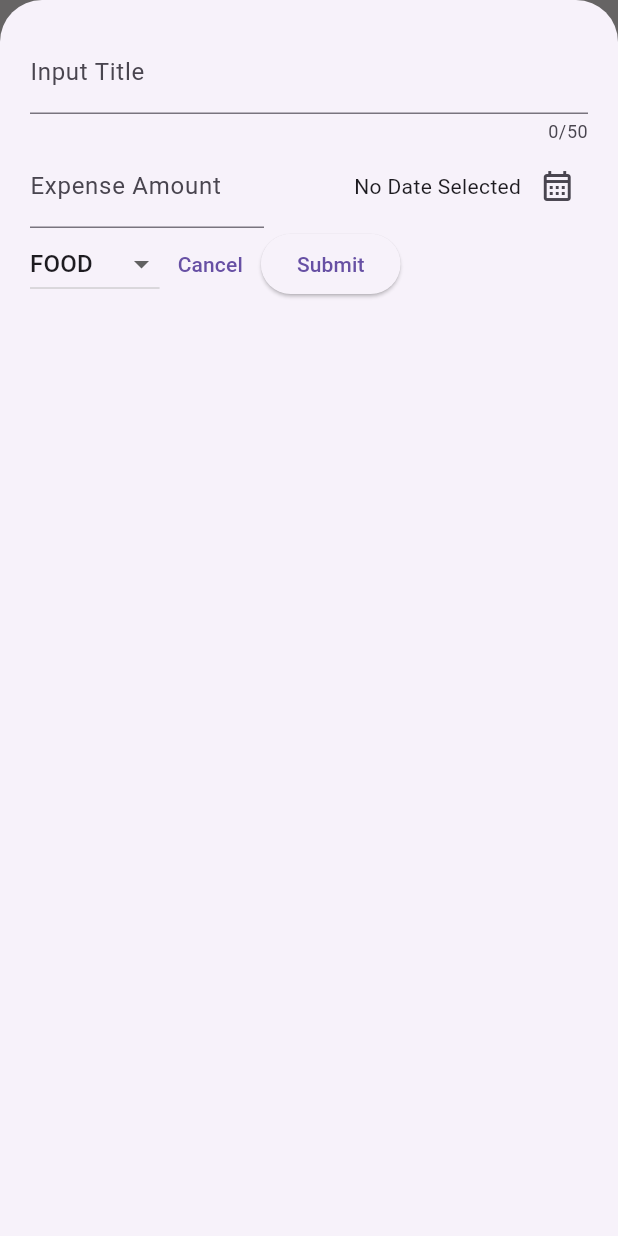
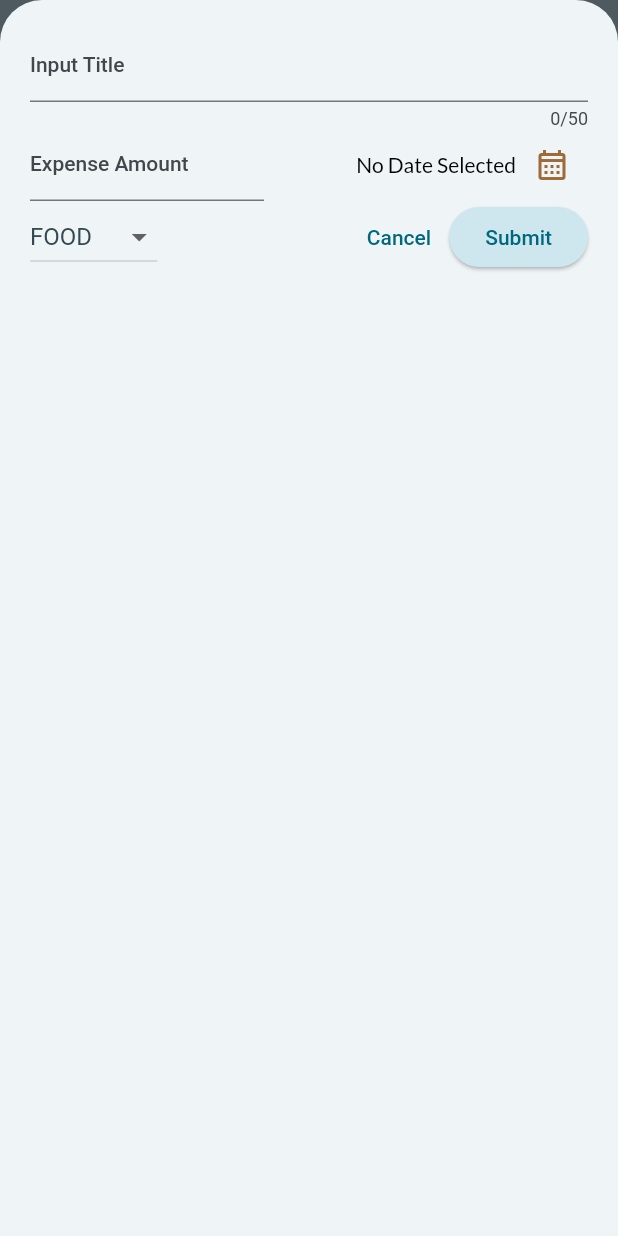
Before and after one commit to husz13/Expense_Tracker, a Flutter app: the screen it shows after launch, after a tap on the "add" icon, on a phone screen of 412 x 824 dp. Run offline on Flutter 3.47's test engine with Material 2 defaults, Android fonts, the phone set to English and light mode, and no system bars; our stand-ins replace google_fonts.

Commit message:
"Cahngins Theme a Bit"

```diff
--- a/lib/data/shown_list.dart
+++ b/lib/data/shown_list.dart
@@ -1,3 +1,16 @@
 import 'package:expense_tracker/models/expense_model.dart';
 
-List<ExpenseModel> listOfExpenses = [];
+List<ExpenseModel> listOfExpenses = [
+  ExpenseModel(
+    title: "Food Of The Month",
+    amount: 300.75,
+    date: DateTime.now(),
+    category: Category.food,
+  ),
+  ExpenseModel(
+    title: "Courses",
+    amount: 150.99,
+    date: DateTime.now(),
+    category: Category.work,
+  )
+];
--- a/lib/main.dart
+++ b/lib/main.dart
@@ -1,11 +1,70 @@
 import 'package:expense_tracker/widgets/expenses.dart';
 import 'package:flutter/material.dart';
+import 'package:google_fonts/google_fonts.dart';
+
+final kColorScheme = ColorScheme.fromSeed(
+    seedColor: const Color.fromARGB(255, 1, 69, 83)); //rgb(17, 106, 123)
+final darkKColorScheme = ColorScheme.fromSeed(
+    brightness: Brightness.dark,
+
+    ///primary: const Color.fromARGB(255, 51, 29, 44), //rgb(51, 29, 44)
+    seedColor: const Color.fromARGB(255, 51, 29, 44)); //rgb(63, 46, 62)
 
 void main() {
   runApp(
     MaterialApp(
-      theme: ThemeData(useMaterial3: true),
+      darkTheme: darkTheme,
+      theme: mainTheme,
       home: const Expenses(),
     ),
   );
 }
+
+ThemeData mainTheme = ThemeData().copyWith(
+    scaffoldBackgroundColor: kColorScheme.secondaryContainer,
+    useMaterial3: true,
+    cardTheme: const CardTheme().copyWith(
+      color: const Color.fromARGB(255, 205, 194, 174),
+      margin: const EdgeInsets.symmetric(horizontal: 12, vertical: 6),
+    ),
+    colorScheme: kColorScheme,
+    appBarTheme: const AppBarTheme().copyWith(
+        actionsIconTheme: const IconThemeData().copyWith(color: Colors.white),
+        backgroundColor: kColorScheme.onBackground,
+        foregroundColor: kColorScheme.primaryContainer),
+    elevatedButtonTheme: ElevatedButtonThemeData(
+        style: ElevatedButton.styleFrom(
+            backgroundColor: kColorScheme.secondaryContainer)),
+    textTheme: const TextTheme().copyWith(
+        bodyMedium: GoogleFonts.lato(color: Colors.black),
+        titleLarge: GoogleFonts.roboto(
+            fontSize: 16, color: kColorScheme.onSecondaryContainer)),
+    iconTheme: const IconThemeData(
+      color: Color.fromARGB(255, 157, 106, 58),
+    ));
+
+ThemeData darkTheme = ThemeData.dark().copyWith(
+  primaryColorDark: darkKColorScheme.onPrimaryContainer,
+  useMaterial3: true,
+  colorScheme: darkKColorScheme,
+  cardTheme: const CardTheme().copyWith(
+      color: darkKColorScheme.onSecondaryContainer,
+      margin: const EdgeInsets.symmetric(horizontal: 12, vertical: 6)),
+  appBarTheme: const AppBarTheme().copyWith(
+      actionsIconTheme: const IconThemeData()
+          .copyWith(color: const Color.fromARGB(255, 1, 1, 1)),
+      backgroundColor: darkKColorScheme.primary,
+      foregroundColor: darkKColorScheme.primaryContainer),
+  elevatedButtonTheme: ElevatedButtonThemeData(
+      style: ElevatedButton.styleFrom(
+          backgroundColor: darkKColorScheme.secondaryContainer,
+          foregroundColor: Colors.white)),
+  textTheme: const TextTheme().copyWith(
+      titleSmall: GoogleFonts.lato(color: Colors.white),
+      bodyMedium: GoogleFonts.lato(color: Colors.black),
+      titleLarge: GoogleFonts.roboto(
+          fontSize: 16, color: darkKColorScheme.inverseSurface)),
+  iconTheme: const IconThemeData(
+    color: Color.fromARGB(255, 157, 106, 58),
+  ),
+);
--- a/lib/models/expense_model.dart
+++ b/lib/models/expense_model.dart
@@ -30,3 +30,16 @@ class ExpenseModel {
     return formatter.format(date);
   }
 }
+
+class ExpenseBucket {
+  ExpenseBucket({required this.category, required this.expenseList});
+  final List<ExpenseModel> expenseList;
+  final Category category;
+  get totalExpense {
+    // ignore: unused_local_variable
+    double sum = 0;
+    for (final expense in expenseList) {
+      sum += expense.amount;
+    }
+  }
+}
--- a/lib/widgets/expenses.dart
+++ b/lib/widgets/expenses.dart
@@ -1,4 +1,5 @@
 import 'package:expense_tracker/data/shown_list.dart';
+import 'package:expense_tracker/main.dart';
 import 'package:expense_tracker/widgets/expenses_list/expenses_list.dart';
 import 'package:expense_tracker/models/expense_model.dart';
 import 'package:expense_tracker/widgets/new_expense.dart';
@@ -31,6 +32,8 @@ class _ExpensesState extends State<Expenses> {
 
   void _openAddExpenseOverlay() {
     showModalBottomSheet(
+      //isDismissible: true,
+      barrierColor: const Color.fromARGB(255, 78, 89, 96),
       isScrollControlled: true,
       context: context,
       builder: (ctx) {
@@ -81,8 +84,12 @@ class _ExpensesState extends State<Expenses> {
     return Scaffold(
       appBar: AppBar(
         title: const Text("Expenses Tracker App"),
-        backgroundColor: const Color.fromARGB(255, 222, 219, 219),
         actions: [
+          IconButton(
+              onPressed: () {
+                mainTheme = darkTheme;
+              },
+              icon: Icon(Icons.publish_outlined)),
           IconButton(
               onPressed: _openAddExpenseOverlay, icon: const Icon(Icons.add))
         ],
--- a/lib/widgets/expenses_list/expense_item.dart
+++ b/lib/widgets/expenses_list/expense_item.dart
@@ -1,5 +1,6 @@
 import 'package:expense_tracker/models/expense_model.dart';
 import 'package:flutter/material.dart';
+import 'package:google_fonts/google_fonts.dart';
 
 class ExpenseItem extends StatelessWidget {
   const ExpenseItem(this.expenseItem, {super.key});
@@ -7,24 +8,25 @@ class ExpenseItem extends StatelessWidget {
   @override
   Widget build(BuildContext context) {
     return Card(
-        color: const Color.fromARGB(255, 3, 177, 151),
         child: Padding(
       padding: const EdgeInsets.symmetric(vertical: 16, horizontal: 20),
-          child: Column(children: [
+      child: Column(crossAxisAlignment: CrossAxisAlignment.start, children: [
         Text(
           expenseItem.title,
+          style: GoogleFonts.inter(
+              fontWeight: FontWeight.bold,
+              color: Theme.of(context).colorScheme.onSecondary),
         ),
+        const SizedBox(height: 10),
         Row(
           children: [
             Text("\$ ${expenseItem.amount.toStringAsFixed(4)} "),
             const Spacer(),
-                Row(
-                  children: [
+            Row(children: [
               Icon(iconsList[expenseItem.category]),
               const SizedBox(width: 10),
-                    Text(expenseItem.formattedDate),
-                  ],
-                )
+              Text(expenseItem.formattedDate)
+            ])
           ],
         )
       ]),
--- a/lib/widgets/expenses_list/expenses_list.dart
+++ b/lib/widgets/expenses_list/expenses_list.dart
@@ -1,6 +1,6 @@
 import 'package:expense_tracker/models/expense_model.dart';
 import 'package:expense_tracker/widgets/expenses_list/expense_item.dart';
-import 'package:flutter/cupertino.dart';
+import 'package:flutter/material.dart';
 
 class ExpenseList extends StatelessWidget {
   const ExpenseList(
@@ -12,6 +12,10 @@ class ExpenseList extends StatelessWidget {
     return ListView.builder(
       itemCount: expenseList.length,
       itemBuilder: (ctx, index) => Dismissible(
+          background: Container(
+              margin: EdgeInsets.symmetric(
+                  horizontal: Theme.of(context).cardTheme.margin!.horizontal),
+              color: Theme.of(context).colorScheme.error.withOpacity(0.7)),
           onDismissed: (direction) {
             onRemove(expenseList[index]);
           },
--- a/lib/widgets/new_expense.dart
+++ b/lib/widgets/new_expense.dart
@@ -106,9 +106,13 @@ class _NewExpenseState extends State<NewExpense> {
                   mainAxisAlignment: MainAxisAlignment.end,
                   crossAxisAlignment: CrossAxisAlignment.center,
                   children: [
-                    Text(selectedDate == null
+                    Text(
+                      selectedDate == null
                           ? "No Date Selected"
-                        : formatter.format(selectedDate!)),
+                          : formatter.format(selectedDate!),
+                      style: TextStyle(
+                          color: Theme.of(context).textTheme.titleSmall!.color),
+                    ),
                     IconButton(
                         onPressed: openDatePicker,
                         icon: const Icon(Icons.calendar_month_outlined))
@@ -123,7 +127,13 @@ class _NewExpenseState extends State<NewExpense> {
                 value: selectedCategory,
                 items: Category.values
                     .map((item) => DropdownMenuItem(
-                          value: item, child: Text(item.name.toUpperCase())))
+                        value: item,
+                        child: Text(
+                            style: TextStyle(
+                                color: Theme.of(context)
+                                    .colorScheme
+                                    .onSecondaryContainer),
+                            item.name.toUpperCase())))
                     .toList(),
                 onChanged: (value) {
                   if (value == null) {
@@ -132,7 +142,9 @@ class _NewExpenseState extends State<NewExpense> {
                   setState(() {
                     selectedCategory = value;
                   });
-                  }),
+                },
+              ),
+              const Spacer(),
               TextButton(
                   onPressed: () {
                     Navigator.pop(context);
--- a/pubspec.yaml
+++ b/pubspec.yaml
@@ -37,6 +37,7 @@ dependencies:
   cupertino_icons: ^1.0.2
   uuid: ^3.0.7
   intl: ^0.18.1
+  google_fonts: ^5.1.0
 
 dev_dependencies:
   flutter_test:
```
Also changed, not shown: pubspec.lock, 1 other file. Lines whose indentation alone changed are shown as unchanged.
